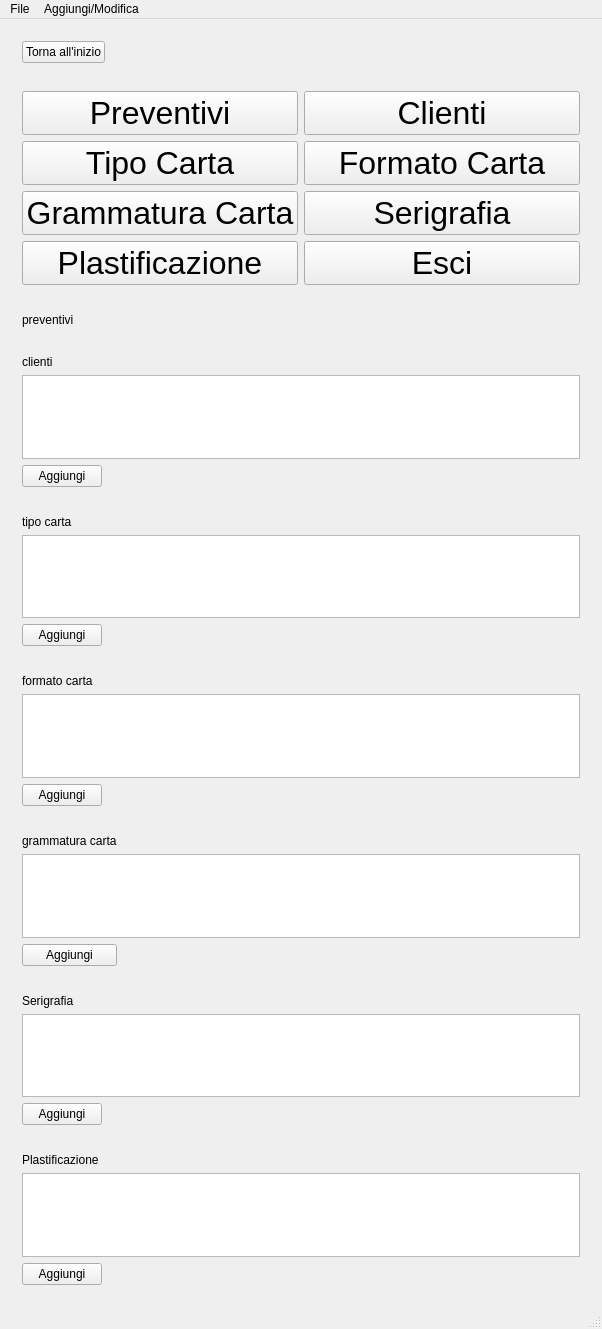
Qt form mainwindow.ui (Fale/cmprint) before a commit.
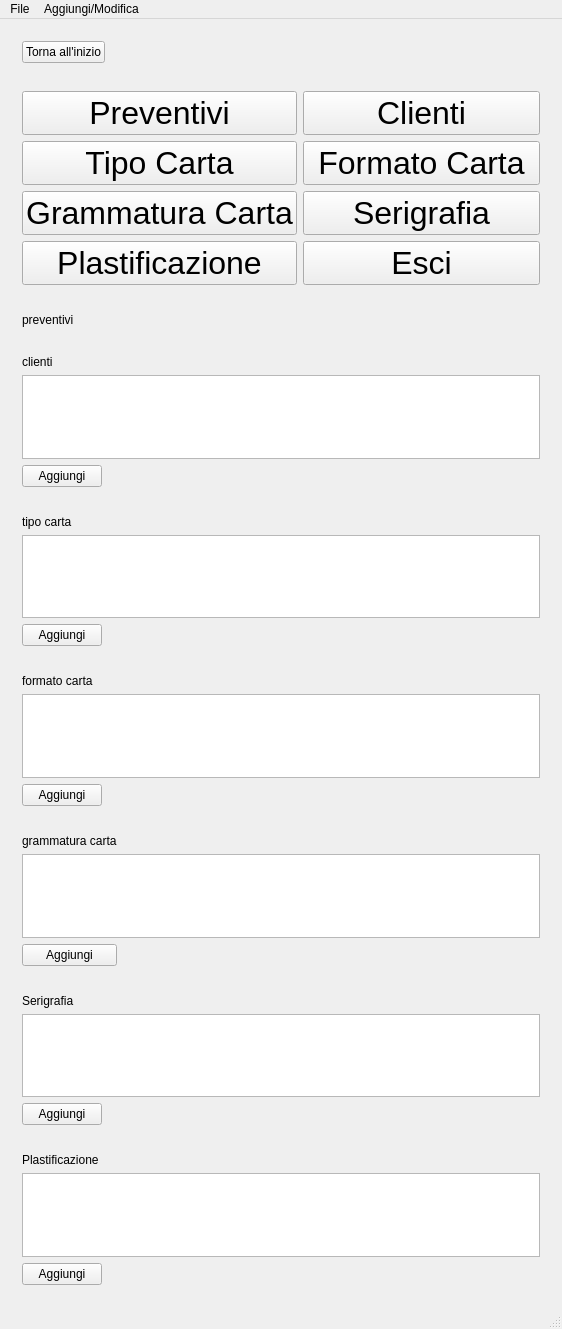
The same form after that commit.

Commit message: Merge con le modifiche di fabio

```diff
--- a/mainwindow.ui
+++ b/mainwindow.ui
@@ -6,10 +6,16 @@
    <rect>
     <x>0</x>
     <y>0</y>
-    <width>602</width>
+    <width>562</width>
     <height>1329</height>
    </rect>
   </property>
+  <property name="sizePolicy">
+   <sizepolicy hsizetype="Preferred" vsizetype="Preferred">
+    <horstretch>0</horstretch>
+    <verstretch>0</verstretch>
+   </sizepolicy>
+  </property>
   <property name="windowTitle">
    <string>Cmprint - Generatore preventivi</string>
   </property>
@@ -393,7 +399,7 @@
     <rect>
      <x>0</x>
      <y>0</y>
-     <width>602</width>
+     <width>562</width>
      <height>25</height>
     </rect>
    </property>
```
The commit also changes 2 other files.
